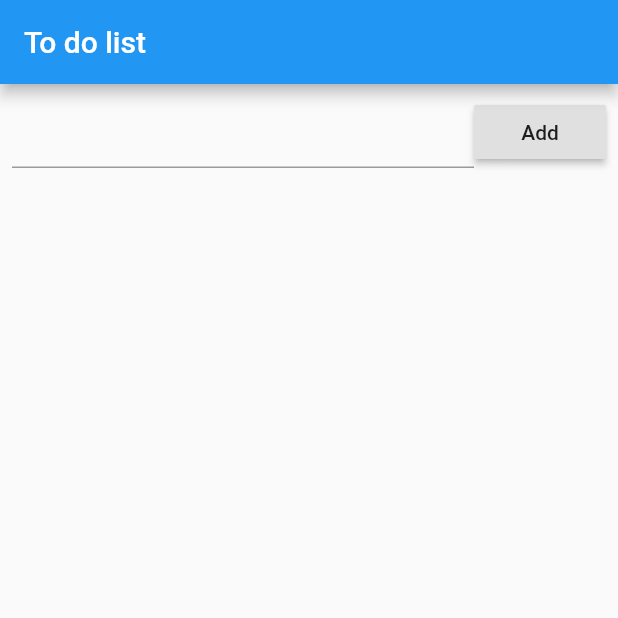
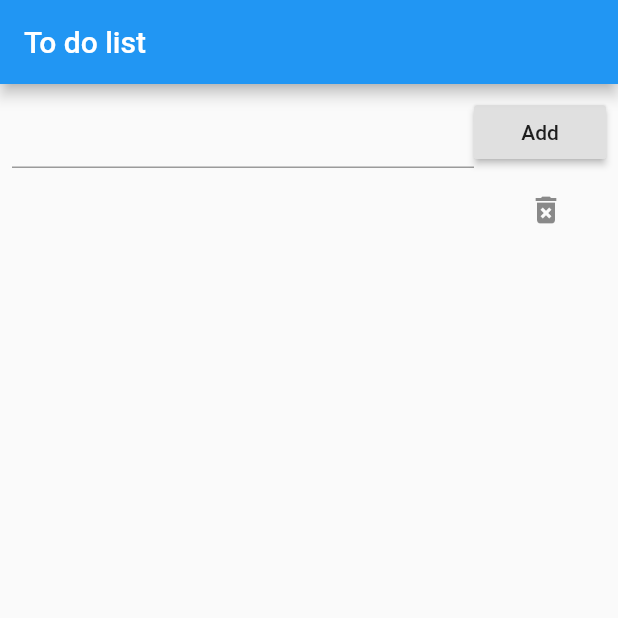
Before and after one commit to GeonwooVincentKim/Flutter_BMI, a Flutter app: the screen it shows after launch, after a tap on "Add", on a phone screen of 412 x 824 dp, the top half of it. Run offline on Flutter 3.47's test engine with Material 2 defaults, Android fonts, the phone set to English and light mode, and no system bars.

Commit message:
Successfully implemented DeleteButton.

```diff
--- a/lib/app_screens/TODOList/TODOList.dart
+++ b/lib/app_screens/TODOList/TODOList.dart
@@ -19,7 +19,7 @@ class _TodoListPageState extends State<TodoListPage>{
 
   Widget _buildItemWidget(Todo todo){
     return ListTile(
-      onTap: (){},
+      onTap: () => _toggleTodo(todo),
       title: Text(
         todo.title,
         style: todo.isDone
@@ -27,7 +27,11 @@ class _TodoListPageState extends State<TodoListPage>{
           decoration: TextDecoration.lineThrough,
           fontStyle: FontStyle.italic,
         ) : null,
-      )
+      ),
+      trailing: IconButton(
+        icon: Icon(Icons.delete_forever),
+        onPressed: () => _deleteTodo(todo),
+      ),
     );
   }
 
```
